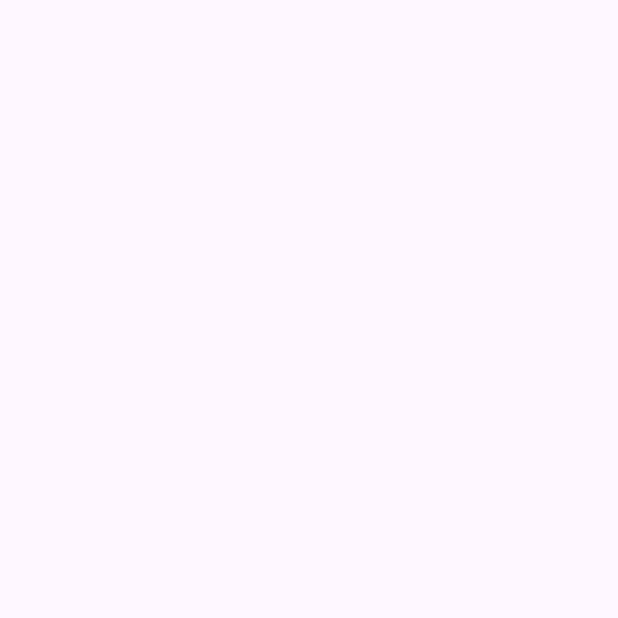
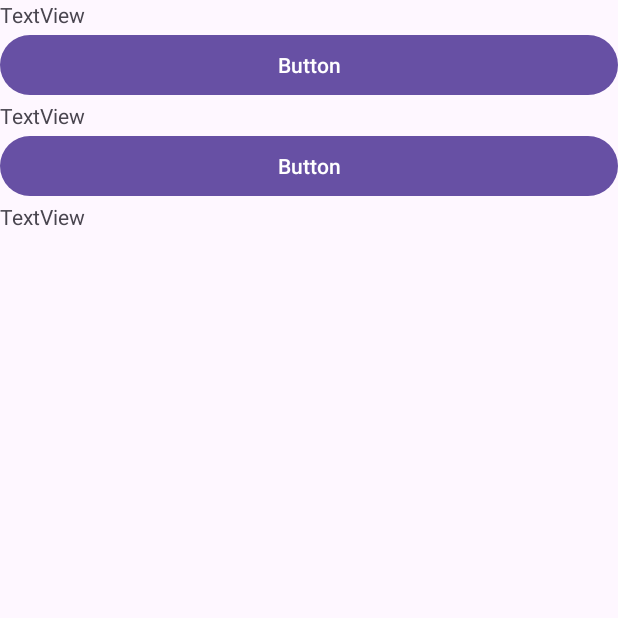
Before and after one commit to st10476645/ST10476645PracticumExam, an Android app: the Detailedscreen screen opened directly, with no data from a screen before it, on a phone screen of 412 x 824 dp, the top half of it. Before the commit the part shown is empty. Run offline under Robolectric (Android 15) with nearby library versions, the phone set to English and light mode, and no system bars; 1 statement that could not run was skipped.

Commit message:
changed the layout of the second activity and add lie of code the the first

```diff
--- a/app/src/main/java/za/co/varsitycollege/st10476645/st10476645practicumexam/Detailedscreen.kt
+++ b/app/src/main/java/za/co/varsitycollege/st10476645/st10476645practicumexam/Detailedscreen.kt
@@ -1,12 +1,17 @@
 package za.co.varsitycollege.st10476645.st10476645practicumexam
 
+import android.annotation.SuppressLint
 import android.os.Bundle
+import android.widget.Button
+import android.widget.EditText
+import android.widget.TextView
 import androidx.activity.enableEdgeToEdge
 import androidx.appcompat.app.AppCompatActivity
 import androidx.core.view.ViewCompat
 import androidx.core.view.WindowInsetsCompat
 
 class Detailedscreen : AppCompatActivity() {
+    @SuppressLint("WrongViewCast", "MissingInflatedId")
     override fun onCreate(savedInstanceState: Bundle?) {
         super.onCreate(savedInstanceState)
         enableEdgeToEdge()
@@ -16,5 +21,31 @@ class Detailedscreen : AppCompatActivity() {
             v.setPadding(systemBars.left, systemBars.top, systemBars.right, systemBars.bottom)
             insets
         }
+        var songtitle = intent.getStringArrayExtra("songtitle",)
+        var artistame = intent.getStringArrayExtra("artistname")
+        var userrating = intent.getIntExtra("userrating")
+        var usercomments = intent.getStringArrayExtra("usercomments")
+
+        val playlistdisplaybtn = findViewById<Button>(R.id.playlistdisplaybtn)
+        val playlistdisplay = findViewById<TextView>(R.id.playlistdisplay)
+        val calculationbtn = findViewById<Button>(R.id.calculationbtn)
+        val caldisplay = findViewById<TextView>(R.id.caldisplay)
+
+
+        playlistdisplay.setOnClickListener{
+
+
+        }
+
+
+
+
+        /* for (i in artistname.indices)
+             println(artistname[i])
+         for (i in userrating.indices)
+             println(userrating[i])
+         for (i in usercomments.indices)
+             println(usercomments[i])*/
+
     }
 }
--- a/app/src/main/java/za/co/varsitycollege/st10476645/st10476645practicumexam/MainActivity.kt
+++ b/app/src/main/java/za/co/varsitycollege/st10476645/st10476645practicumexam/MainActivity.kt
@@ -9,8 +9,7 @@ import androidx.activity.enableEdgeToEdge
 import androidx.appcompat.app.AppCompatActivity
 import androidx.core.view.ViewCompat
 import androidx.core.view.WindowInsetsCompat
-
-
+import androidx.lifecycle.viewmodel.CreationExtras
 
 
 class MainActivity : AppCompatActivity() {
@@ -27,9 +26,9 @@ class MainActivity : AppCompatActivity() {
 
         val songtitle = arrayListOf<String>(R.id.songtitle.toString())
         val artistname = arrayListOf<String>(R.id.artistname.toString())
-        val userrating = arrayListOf<String>(R.id.userrating.toString())
+        var userrating = findViewById<EditText>(R.id.userrating)
         val usercomments = arrayListOf<String>(R.id.usercomments.toString())
-
+        var userratingList = intArrayOf()
 
         val addtoplaylistbtn = findViewById<Button>(R.id.addtoplaylistbtn)
         val exitbtn = findViewById<Button>(R.id.exitbtn)
@@ -38,20 +37,16 @@ class MainActivity : AppCompatActivity() {
         addtoplaylistbtn.setOnClickListener {
 
             for (i in songtitle.indices) {
-                println(songtitle[i])
+              songtitle.add((songtitle.toString()))
                 for (i in artistname.indices)
-                    println(artistname[i])
+                   artistname.add((artistname.toString()))
+                for (i in usercomments.indices)
+                    usercomments.add((usercomments.toString()))
                 for (i in userrating.indices)
-                    println(userrating[i])
-                for (i in usercomments.indices)
-                    println(usercomments[i])
+                    userrating.add((userratingList))
 
             }
         }
-
-
-
-
 
         detailsbtn.setOnClickListener {
             val intent = Intent(this, Detailedscreen::class.java)
@@ -60,6 +55,9 @@ class MainActivity : AppCompatActivity() {
             intent.putExtra("userrating", userrating)
             intent.putExtra("usercomments", usercomments)
         }
+        exitbtn.setOnClickListener {
+            finishAffinity()
+        }
 
     }
-}
+    }
--- a/app/src/main/res/layout/activity_detailedscreen.xml
+++ b/app/src/main/res/layout/activity_detailedscreen.xml
@@ -8,4 +8,36 @@
     android:orientation="vertical"
     tools:context=".Detailedscreen">
 
+    <TextView
+        android:id="@+id/textView"
+        android:layout_width="match_parent"
+        android:layout_height="wrap_content"
+        android:text="TextView" />
+
+    <Button
+        android:id="@+id/playlistdisplaybtn"
+        android:layout_width="match_parent"
+        android:layout_height="wrap_content"
+        android:text="Button" />
+
+    <TextView
+        android:id="@+id/playlistdisplay"
+        android:layout_width="match_parent"
+        android:layout_height="wrap_content"
+        android:text="TextView" />
+
+    <Button
+        android:id="@+id/calculationbtn"
+        android:layout_width="match_parent"
+        android:layout_height="wrap_content"
+        android:text="Button" />
+
+    <TextView
+        android:id="@+id/caldisplay"
+        android:layout_width="match_parent"
+        android:layout_height="wrap_content"
+        android:text="TextView" />
+
+
+
 </LinearLayout>
```
